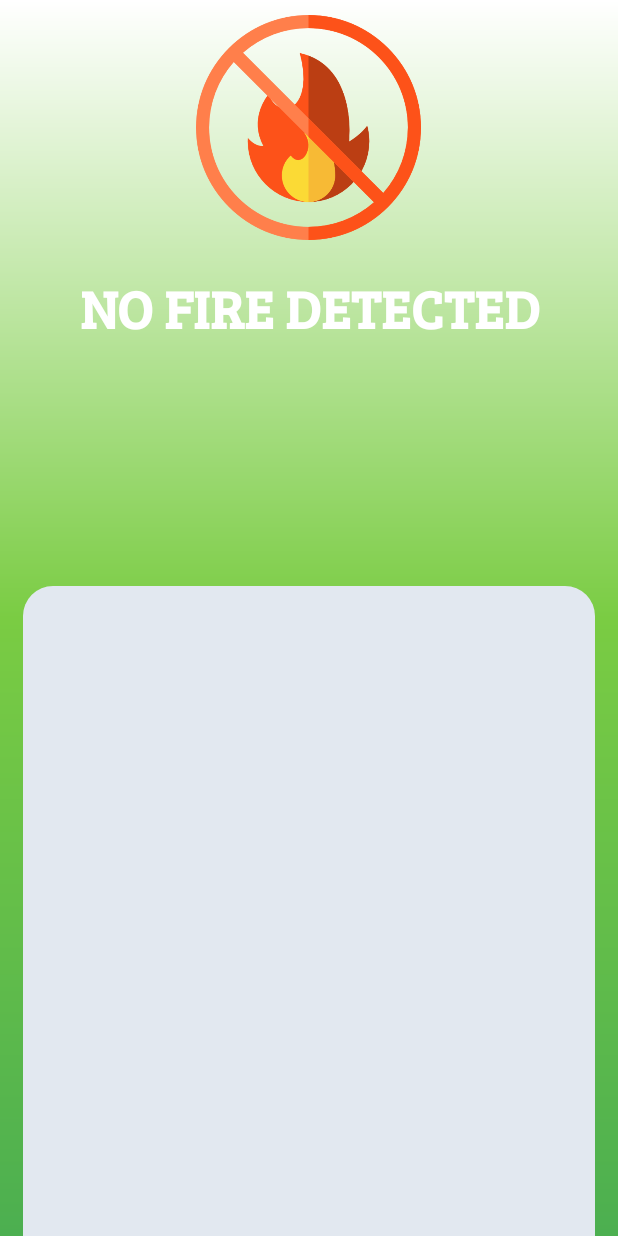
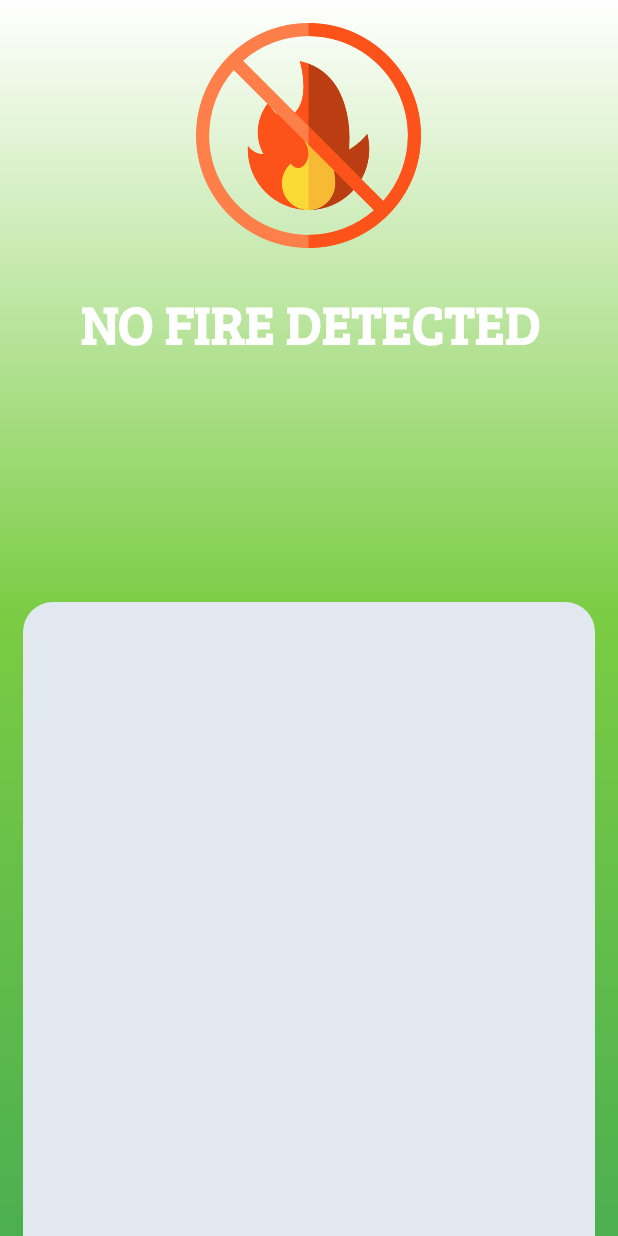
Before and after one commit to BIN-PDT/MOBILE_FIRE_DETECTION, an Android app: the screen it shows after launch (MainActivity), on a phone screen of 412 x 824 dp. Run offline under Robolectric (Android 15) with nearby library versions, the phone set to English and light mode, and no system bars; our stand-ins replace Firebase (no records; nobody signed in at launch, a user with empty details on screens opened directly).

Commit message:
UPDATE LAYOUT

```diff
--- a/app/src/main/res/layout/activity_main.xml
+++ b/app/src/main/res/layout/activity_main.xml
@@ -13,7 +13,7 @@
         android:id="@+id/iv_notification"
         android:layout_width="150dp"
         android:layout_height="150dp"
-        android:layout_marginVertical="10dp"
+        android:layout_marginVertical="15dp"
         android:contentDescription="ICON"
         tools:ignore="HardcodedText" />
 
@@ -28,10 +28,14 @@
         android:textSize="36sp"
         android:textStyle="bold" />
 
-    <LinearLayout
+    <HorizontalScrollView
         android:layout_width="match_parent"
         android:layout_height="wrap_content"
-        android:layout_marginVertical="15dp"
+        android:layout_margin="15dp">
+
+        <LinearLayout
+            android:layout_width="wrap_content"
+            android:layout_height="wrap_content"
             android:gravity="center"
             android:orientation="horizontal">
 
@@ -62,6 +66,8 @@
 
         </LinearLayout>
 
+    </HorizontalScrollView>
+
     <androidx.recyclerview.widget.RecyclerView
         android:id="@+id/rv_history"
         android:layout_width="match_parent"
```
Lines whose indentation alone changed are shown as unchanged.
